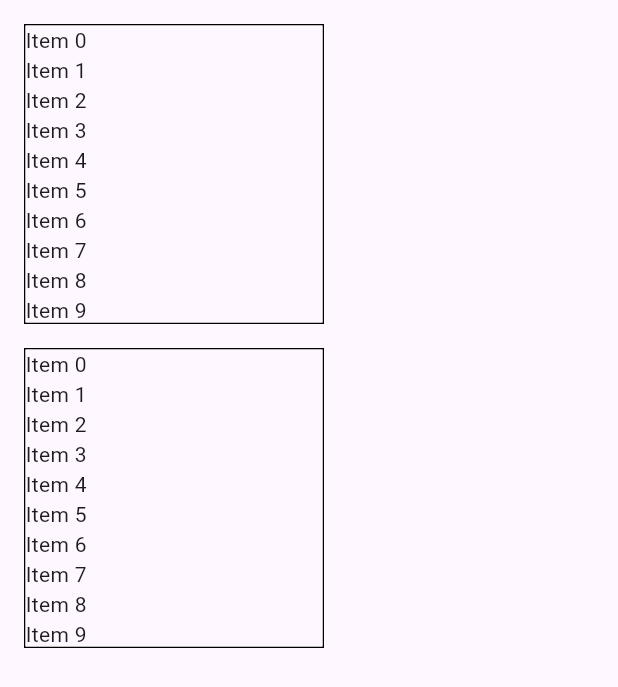
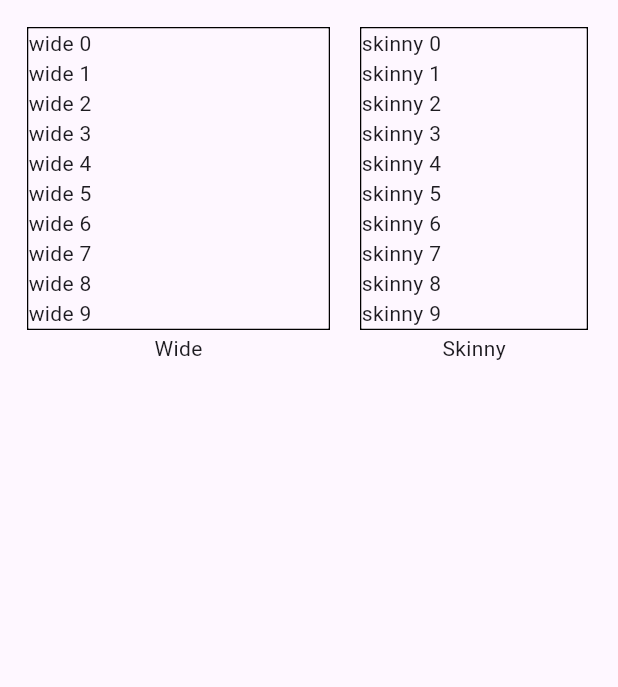
Before and after one commit to Rexios80/flutter_preview, a Flutter app: the screen it shows after launch, on a phone screen of 412 x 824 dp. Shown: the top 687 px of the screen. Run offline on Flutter 3.47's test engine with Material 3 defaults, Android fonts, the phone set to English and light mode, and no system bars.

Commit message:
Better example

```diff
--- a/example/lib/main.dart
+++ b/example/lib/main.dart
@@ -6,8 +6,17 @@ class TestWidget extends StatelessWidget {
 
   @override
   Widget build(BuildContext context) {
-    return ListView(
-        children: List.generate(10, (index) => Text('Item $index')));
+    return LayoutBuilder(
+      builder: (context, constraints) {
+        final skinny = constraints.maxWidth < 200;
+        return ListView(
+          children: List.generate(
+            100,
+            (index) => Text('${skinny ? 'skinny' : 'wide'} $index'),
+          ),
+        );
+      },
+    );
   }
 }
 
@@ -18,8 +27,8 @@ void main() {
       home: Scaffold(body: preview),
     ),
     previews: [
-      Preview(size: Size(200, 200), child: TestWidget()),
-      Preview(size: Size(200, 200), child: TestWidget()),
+      const Preview(name: 'Wide', size: Size(200, 200), child: TestWidget()),
+      const Preview(name: 'Skinny', size: Size(150, 200), child: TestWidget()),
     ],
   );
 }
```
Also changed, not shown: lib/flutter_preview.dart (+16 -7 lines), example/pubspec.lock.
